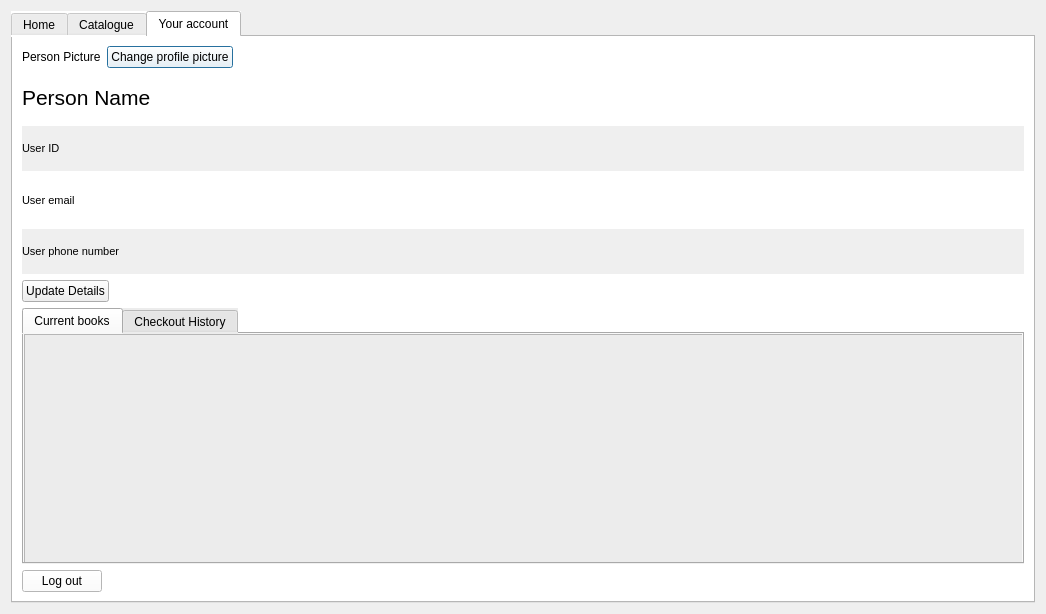
Qt form NewWindowChur/catalogue.ui (jandrealyn/LibraryQtSystem) before a commit.
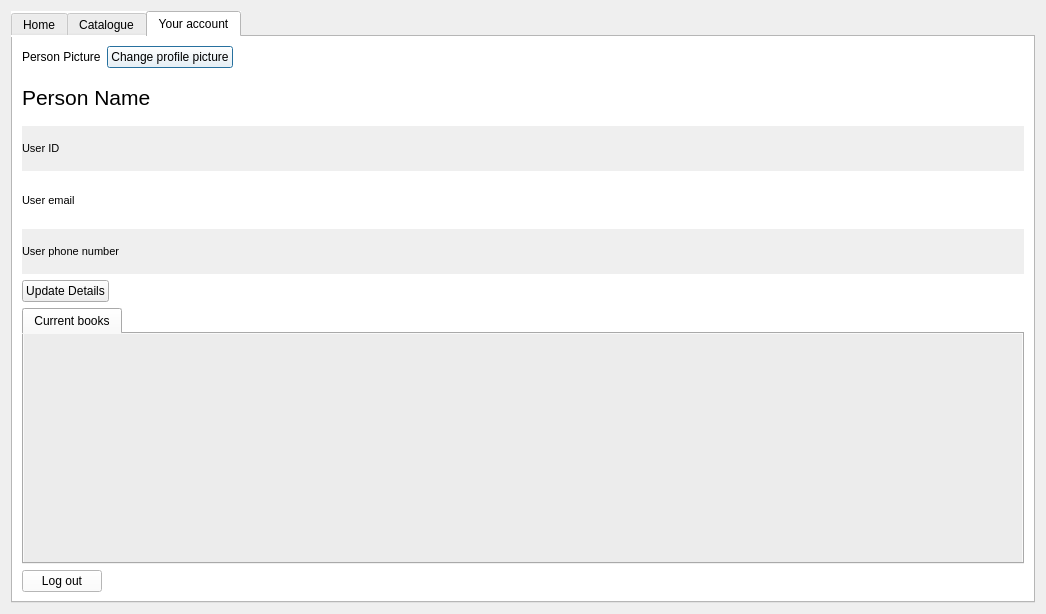
The same form after that commit. Icons and pictures are not drawn.

```diff
--- a/NewWindowChur/catalogue.ui
+++ b/NewWindowChur/catalogue.ui
@@ -258,21 +258,6 @@
          <widget class="QWidget" name="tab">
           <attribute name="title">
            <string>Current books</string>
-          </attribute>
-          <widget class="QTableWidget" name="tableWidget">
-           <property name="geometry">
-            <rect>
-             <x>0</x>
-             <y>0</y>
-             <width>1001</width>
-             <height>231</height>
-            </rect>
-           </property>
-          </widget>
-         </widget>
-         <widget class="QWidget" name="tab_2">
-          <attribute name="title">
-           <string>Checkout History</string>
           </attribute>
          </widget>
         </widget>
```
Left out of the diff: 2 changed lines with no effect on the pictures.
